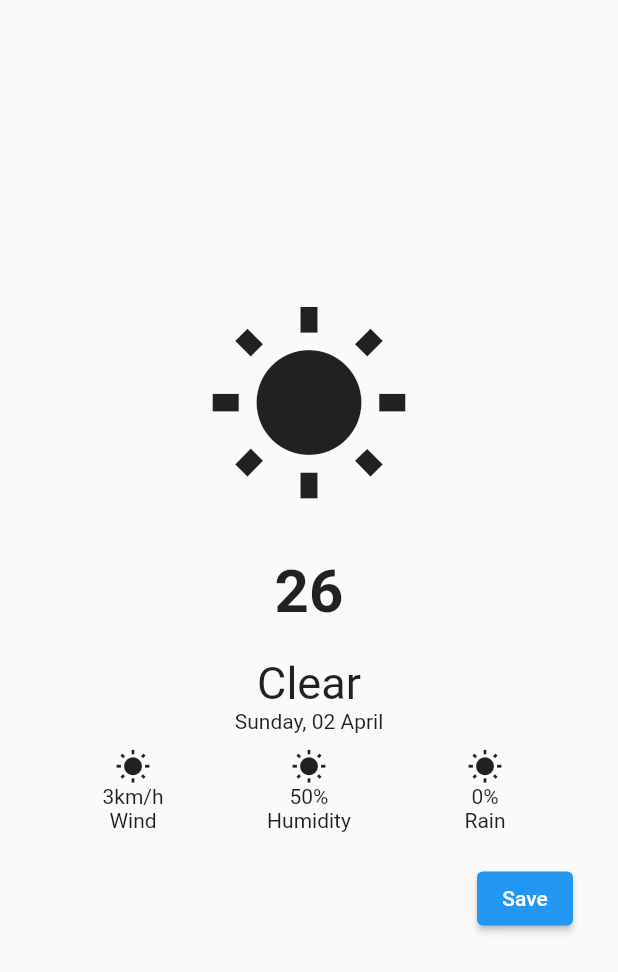
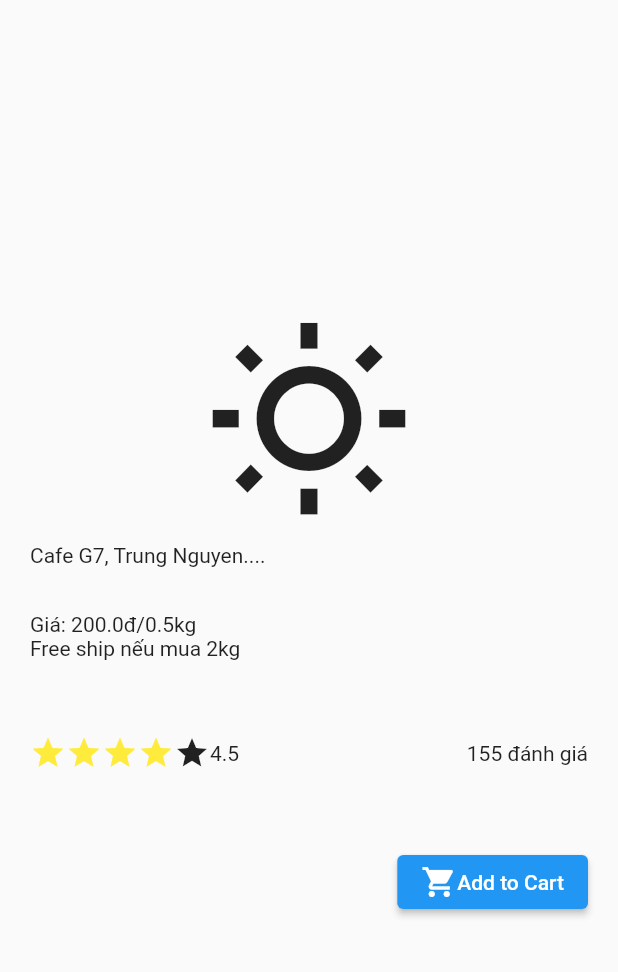
Before and after one commit to iamcaominhtien/CaoMinhTien_FLutter_NTU, a Flutter app: the screen it shows after launch, on a phone screen of 412 x 824 dp. Shown: the top 972 px of the screen. Run offline on Flutter 3.47's test engine with Material 2 defaults, Android fonts, the phone set to English and light mode, and no system bars; our stand-ins replace flutter_slidable, shared_preferences.

Commit message:
Manage Cart

```diff
--- a/lib/fore_cast/fore_cast_app.dart
+++ b/lib/fore_cast/fore_cast_app.dart
@@ -46,16 +46,16 @@
           child: Column(
             mainAxisAlignment: MainAxisAlignment.center,
             children: [
-              //Cái này tui nghĩ là dùng Image, nhưng lười tìm quá nên xài tạm Icon
-              const Icon(
-                Icons.wb_sunny,
-                size: 140.0,
+              Image.asset(
+                'assets/weather/sunny.png',
+                scale: 2.0,
               ),
               Padding(
                 padding: const EdgeInsets.only(top: 30),
                 child: Text(
                   '${myforecast.qlthoitiet.nhietdo}',
-                  style: TextStyle(fontSize: 40, fontWeight: FontWeight.bold),
+                  style: const TextStyle(
+                      fontSize: 40, fontWeight: FontWeight.bold),
                 ),
               ),
               const Padding(
@@ -65,7 +65,7 @@
                   style: TextStyle(fontSize: 30),
                 ),
               ),
-              Text('${myforecast.qlthoitiet.date}'),
+              Text(myforecast.qlthoitiet.date),
               Padding(
                 padding: const EdgeInsets.only(top: 10),
                 child: Row(
--- a/lib/main.dart
+++ b/lib/main.dart
@@ -1,5 +1,6 @@
 import 'package:caominhtien_61cntt2/fore_cast/fore_cast_app.dart';
 import 'package:caominhtien_61cntt2/homework4/edited/my_list_product_edited.dart';
+import 'package:caominhtien_61cntt2/manage_cast/manage_cast_app.dart';
 import 'package:caominhtien_61cntt2/photoAlbum.dart';
 import 'package:caominhtien_61cntt2/photoAlbum_Phuong/phuong_album.dart';
 import 'package:caominhtien_61cntt2/provider/my_app.dart';
@@ -16,7 +17,7 @@
 class MyApp extends StatelessWidget {
   const MyApp({Key? key}) : super(key: key);
 
-  // This widget is the root of your application.
+  // This weather is the root of your application.
   @override
   Widget build(BuildContext context) {
     return MaterialApp(
@@ -25,7 +26,7 @@
       theme: ThemeData(
         primarySwatch: Colors.blue,
       ),
-      home: const ForeCastApp(),
+      home: const ManageCastApp(),
     );
   }
 }
--- /dev/null
+++ b/lib/manage_cast/gio_hang.dart
@@ -0,0 +1,15 @@
+import 'package:caominhtien_61cntt2/manage_cast/sanpham.dart';
+import 'package:flutter/cupertino.dart';
+
+class GioHang extends ChangeNotifier {
+  final List<SanPhamm> _listSP = [
+    SanPhamm(tenSP: 'Cafe G7, Trung Nguyen....', gia: 200.000),
+    // SanPhamm(tenSP: 'Cafe G8, Trung Nguyen....', gia: 200.000),
+  ];
+  List<SanPhamm> get listSP => _listSP;
+
+  void addToCart(SanPhamm s) {
+    _listSP.add(s);
+    notifyListeners();
+  }
+}
--- /dev/null
+++ b/lib/manage_cast/manage_cast_app.dart
@@ -0,0 +1,154 @@
+import 'package:caominhtien_61cntt2/manage_cast/gio_hang.dart';
+import 'package:caominhtien_61cntt2/manage_cast/sanpham.dart';
+import 'package:flutter/cupertino.dart';
+import 'package:flutter/material.dart';
+import 'package:provider/provider.dart';
+
+class ManageCastApp extends StatefulWidget {
+  const ManageCastApp({Key? key}) : super(key: key);
+
+  @override
+  State<ManageCastApp> createState() => _ManageCastAppState();
+}
+
+class _ManageCastAppState extends State<ManageCastApp> {
+  @override
+  Widget build(BuildContext context) {
+    return ChangeNotifierProvider(
+      create: (context) => GioHang(),
+      child: const MaterialApp(
+        home: MyCartPage(),
+      ),
+    );
+  }
+}
+
+class MyCartPage extends StatefulWidget {
+  const MyCartPage({Key? key}) : super(key: key);
+
+  @override
+  State<MyCartPage> createState() => _MyCartPageState();
+}
+
+class _MyCartPageState extends State<MyCartPage> {
+  TextEditingController tenSP = TextEditingController();
+  TextEditingController gia = TextEditingController();
+
+  @override
+  Widget build(BuildContext context) {
+    return Scaffold(
+      body: Consumer<GioHang>(
+        builder: (context, listSP, child) {
+          return Padding(
+            padding: const EdgeInsets.all(20),
+            child: Column(
+              mainAxisAlignment: MainAxisAlignment.center,
+              crossAxisAlignment: CrossAxisAlignment.start,
+              children: [
+                const Center(
+                  child: Icon(Icons.wb_sunny_outlined, size: 140),
+                ), //Tui lười kiếm ảnh nên xài Icon tạm nhé
+                ListView.builder(
+                  shrinkWrap: true,
+                  itemBuilder: (BuildContext context, int index) {
+                    return Padding(
+                      padding: const EdgeInsets.only(top: 10),
+                      child: Column(
+                        crossAxisAlignment: CrossAxisAlignment.start,
+                        children: [
+                          Text(listSP.listSP[index].tenSP),
+                          const SizedBox(
+                            height: 30,
+                          ),
+                          Text('Giá: ${listSP.listSP[index].gia}đ/0.5kg'),
+                          const Text('Free ship nếu mua 2kg'),
+                          const SizedBox(
+                            height: 50,
+                          ),
+                          Row(
+                            mainAxisAlignment: MainAxisAlignment.spaceBetween,
+                            children: [
+                              Row(
+                                children: const [
+                                  Icon(Icons.star, color: Colors.yellow),
+                                  Icon(Icons.star, color: Colors.yellow),
+                                  Icon(Icons.star, color: Colors.yellow),
+                                  Icon(Icons.star, color: Colors.yellow),
+                                  Icon(Icons.star),
+                                  Text('4.5'),
+                                ],
+                              ),
+                              const Text('155 đánh giá'),
+                            ],
+                          ),
+                        ],
+                      ),
+                    );
+                  },
+                  itemCount: listSP.listSP.length,
+                ),
+                const SizedBox(
+                  height: 50,
+                ),
+                Row(
+                  mainAxisAlignment: MainAxisAlignment.end,
+                  children: [
+                    ElevatedButton(
+                      onPressed: () {
+                        Navigator.push(context,
+                            MaterialPageRoute(builder: (context) {
+                          return Scaffold(
+                            appBar: AppBar(
+                              title: const Text('Thêm sản phẩm mới'),
+                            ),
+                            body: Column(
+                              children: [
+                                TextField(
+                                  controller: tenSP,
+                                  decoration: const InputDecoration(
+                                    labelText: 'Tên Sản phẩm',
+                                  ),
+                                ),
+                                TextField(
+                                  controller: gia,
+                                  decoration: const InputDecoration(
+                                    labelText: 'Đơn giá',
+                                  ),
+                                ),
+                                const SizedBox(
+                                  height: 20,
+                                ),
+                                ElevatedButton(
+                                  onPressed: () {
+                                    var SPmoi = SanPhamm(
+                                        tenSP: tenSP.text,
+                                        gia: double.parse(gia.text));
+                                    Provider.of<GioHang>(context, listen: false)
+                                        .addToCart(SPmoi);
+                                    Navigator.pop(context);
+                                  },
+                                  child: const Text('Thêm'),
+                                )
+                              ],
+                            ),
+                          );
+                        }));
+                      },
+                      child: Row(
+                        mainAxisAlignment: MainAxisAlignment.center,
+                        children: const [
+                          Icon(Icons.shopping_cart),
+                          Text('Add to Cart'),
+                        ],
+                      ),
+                    )
+                  ],
+                )
+              ],
+            ),
+          );
+        },
+      ),
+    );
+  }
+}
--- /dev/null
+++ b/lib/manage_cast/sanpham.dart
@@ -0,0 +1,6 @@
+class SanPhamm {
+  late String tenSP;
+  late double gia;
+
+  SanPhamm({required this.tenSP, required this.gia});
+}
--- a/pubspec.yaml
+++ b/pubspec.yaml
@@ -31,4 +31,5 @@
   assets:
     - assets/photoAlbum/
     - assets/gridView/
+    - assets/weather/
 #    - packages/rflutter_alert/assets/images/
```
Also changed, not shown: assets/weather/sunny.png (added), 2 other files.
